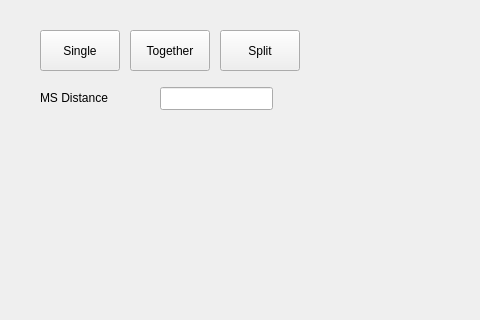
Before: the Qt Designer form hcsettings/icmssettingspage.ui in dongdong-2009/3-5AxisRobot, drawn with Qt 5; both pictures show x 0 to 480 and y 0 to 320 of the 662 by 405 pixel window.
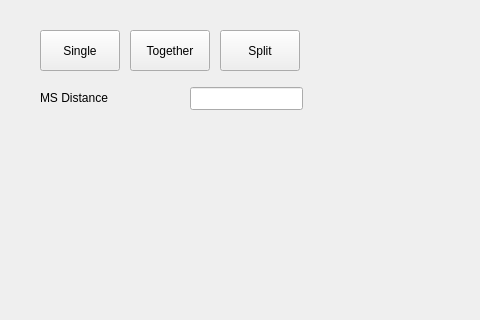
After: the same form once the commit is applied. Custom widgets are drawn as their Qt base class.

```diff
--- a/hcsettings/icmssettingspage.ui
+++ b/hcsettings/icmssettingspage.ui
@@ -57,7 +57,7 @@
     <rect>
      <x>40</x>
      <y>90</y>
-     <width>111</width>
+     <width>141</width>
      <height>16</height>
     </rect>
    </property>
@@ -68,7 +68,7 @@
   <widget class="ICLineEditWithVirtualNumericKeypad" name="msDistance">
    <property name="geometry">
     <rect>
-     <x>160</x>
+     <x>190</x>
      <y>87</y>
      <width>113</width>
      <height>23</height>
```
